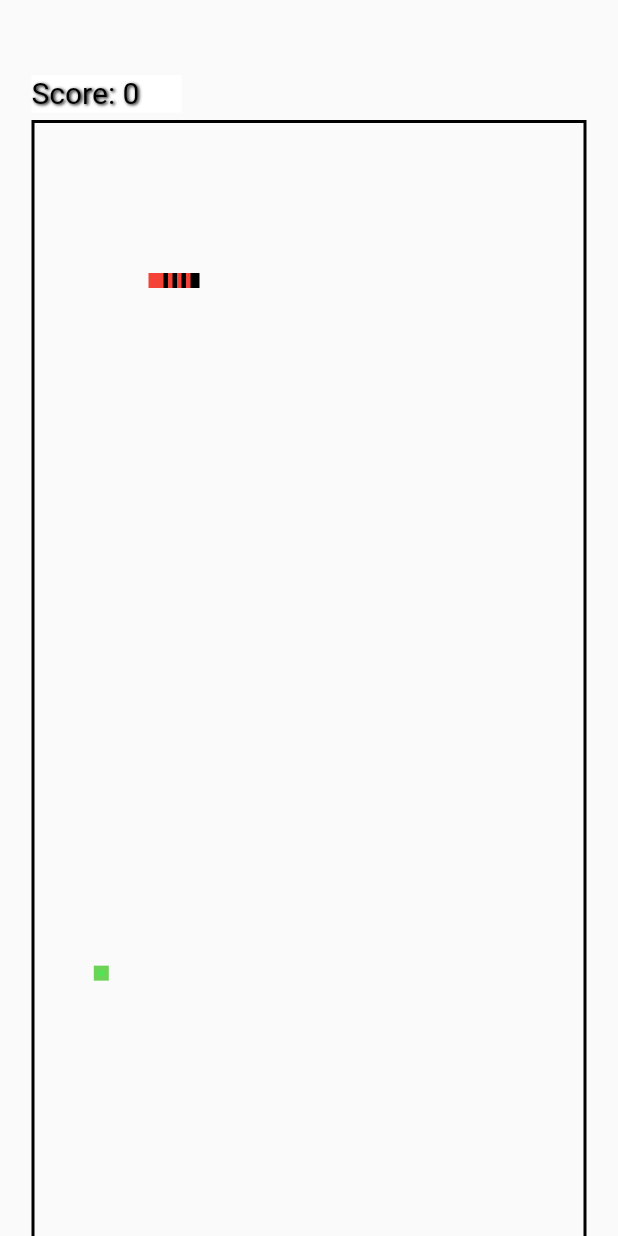
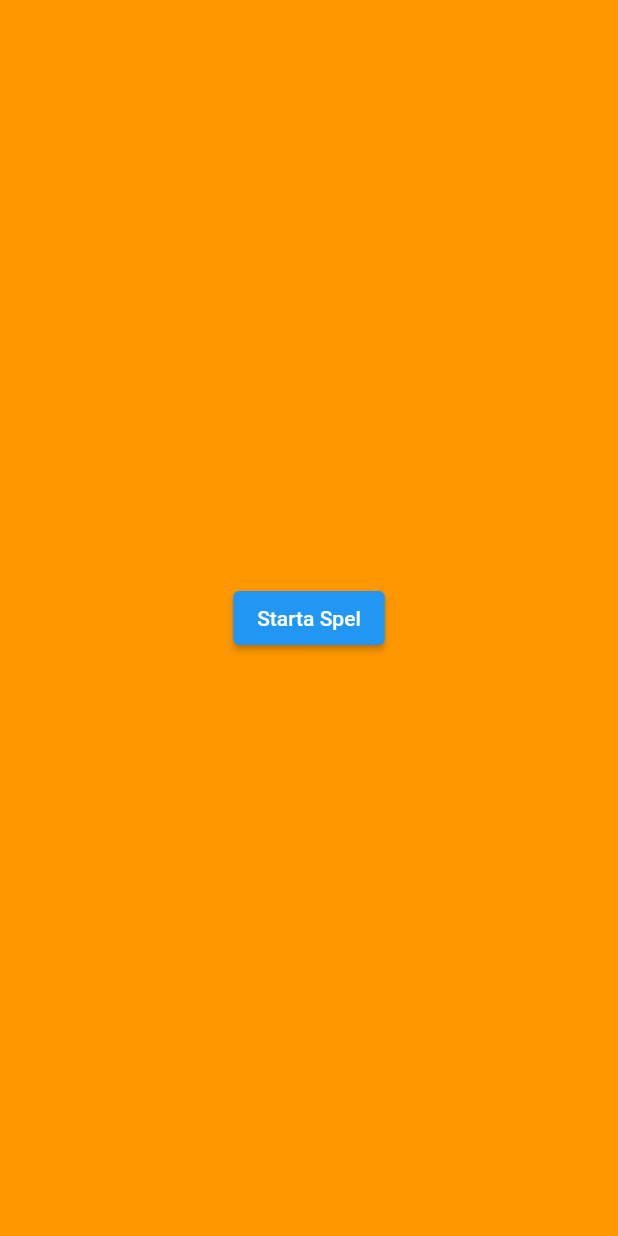
Before and after one commit to FilipLarsson12/Flutter-Snake-Game, a Flutter app: the screen it shows after launch, on a phone screen of 412 x 824 dp. Run offline on Flutter 3.47's test engine with Material 2 defaults, Android fonts, the phone set to English and light mode, and no system bars; Roboto replaces fonts that are missing (RetroGaming).

Commit message:
Added temporary start-screen with a button that initiates the snake game.

```diff
--- a/lib/main.dart
+++ b/lib/main.dart
@@ -8,15 +8,34 @@ void main() {
 class MyApp extends StatelessWidget {
   MyApp({Key? key}) : super(key: key);
 
-/*
   Map<String, WidgetBuilder> views = {
-    '/start': (BuildContext (context) => )
+    '/start': (BuildContext context) => StartScreen(),
+    '/snakeGame': (BuildContext context) => snakeGame(),
   };
-*/
+
   @override
   Widget build(BuildContext context) {
     return MaterialApp(
-      home: snakeGame(),
+      initialRoute: '/start',
+      routes: views,
+    );
+  }
+}
+
+class StartScreen extends StatelessWidget {
+  StartScreen();
+  @override
+  Widget build(BuildContext context) {
+    return Container(
+      decoration: BoxDecoration(color: Colors.orange),
+      child: Center(
+        child: ElevatedButton(
+          child: Text("Starta Spel"),
+          onPressed: () {
+            Navigator.pushNamed(context, '/snakeGame');
+          },
+        ),
+      ),
     );
   }
 }
```
